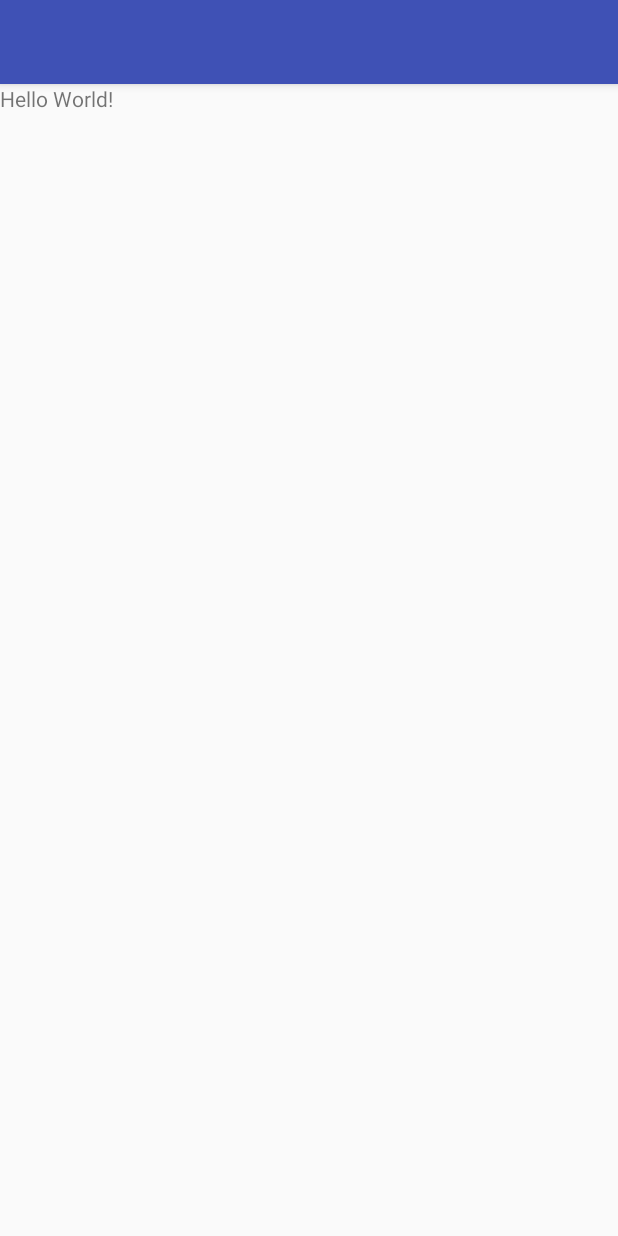
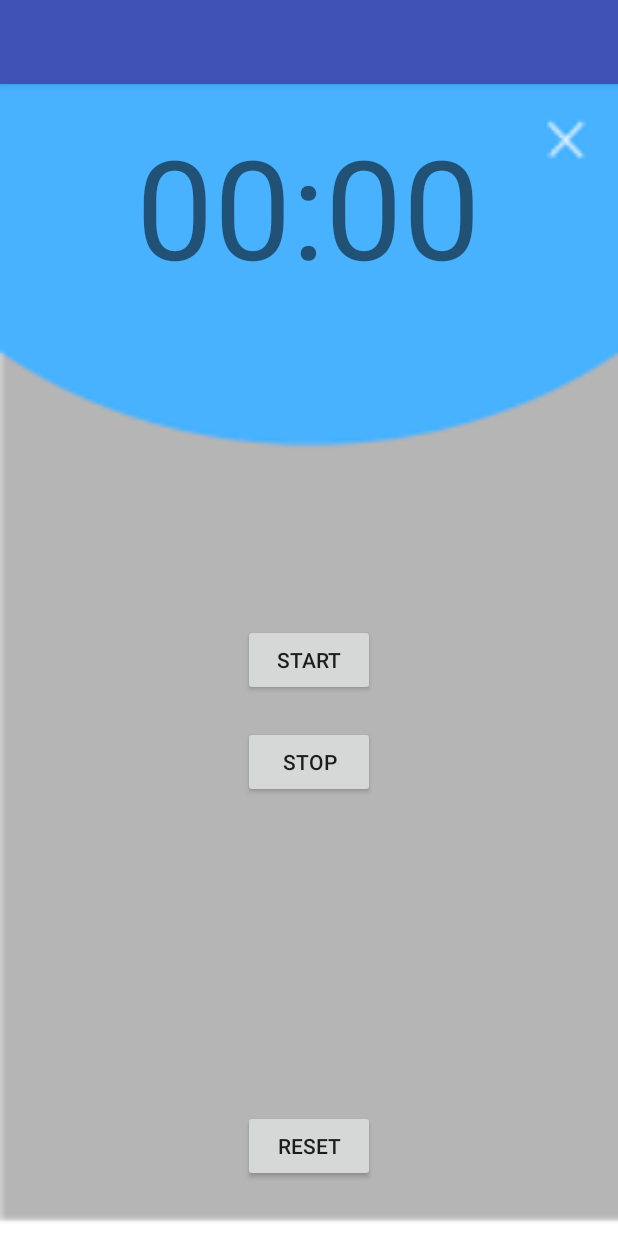
Before and after one commit to omrobbie/udemy-android-beginner-to-advance, an Android app: the screen it shows after launch (MainActivity), on a phone screen of 412 x 824 dp. Run offline under Robolectric (Android 15) with nearby library versions, the phone set to English and light mode, and no system bars.

Commit message:
setup stopwatch layout design

```diff
--- a/MyStopwatch/app/src/main/res/layout/activity_main.xml
+++ b/MyStopwatch/app/src/main/res/layout/activity_main.xml
@@ -1,18 +1,48 @@
 <?xml version="1.0" encoding="utf-8"?>
-<LinearLayout xmlns:android="http://schemas.android.com/apk/res/android"
+<RelativeLayout xmlns:android="http://schemas.android.com/apk/res/android"
     xmlns:app="http://schemas.android.com/apk/res-auto"
     xmlns:tools="http://schemas.android.com/tools"
     android:layout_width="match_parent"
     android:layout_height="match_parent"
+    android:background="@drawable/background"
+    android:orientation="vertical"
     tools:context="com.omrobbie.mystopwatch.MainActivity">
 
     <TextView
+        android:id="@+id/timeView"
         android:layout_width="wrap_content"
         android:layout_height="wrap_content"
-        android:text="Hello World!"
-        app:layout_constraintBottom_toBottomOf="parent"
-        app:layout_constraintLeft_toLeftOf="parent"
-        app:layout_constraintRight_toRightOf="parent"
-        app:layout_constraintTop_toTopOf="parent" />
+        android:layout_alignParentTop="true"
+        android:layout_centerHorizontal="true"
+        android:layout_marginTop="20dp"
+        android:text="00:00"
+        android:textSize="92sp" />
 
-</LinearLayout>
+    <Button
+        android:id="@+id/buttonStart"
+        android:layout_width="wrap_content"
+        android:layout_height="wrap_content"
+        android:layout_centerHorizontal="true"
+        android:layout_centerVertical="true"
+        android:text="Start" />
+
+    <Button
+        android:id="@+id/buttonStop"
+        android:layout_width="wrap_content"
+        android:layout_height="wrap_content"
+        android:layout_alignLeft="@+id/buttonStart"
+        android:layout_alignStart="@+id/buttonStart"
+        android:layout_below="@+id/buttonStart"
+        android:layout_marginTop="20dp"
+        android:text="Stop" />
+
+    <Button
+        android:id="@+id/buttonReset"
+        android:layout_width="wrap_content"
+        android:layout_height="wrap_content"
+        android:layout_alignEnd="@+id/buttonStop"
+        android:layout_alignParentBottom="true"
+        android:layout_alignRight="@+id/buttonStop"
+        android:layout_marginBottom="36dp"
+        android:text="Reset" />
+</RelativeLayout>
```
Also changed, not shown: MyStopwatch/app/src/main/res/drawable/background.png (added).
